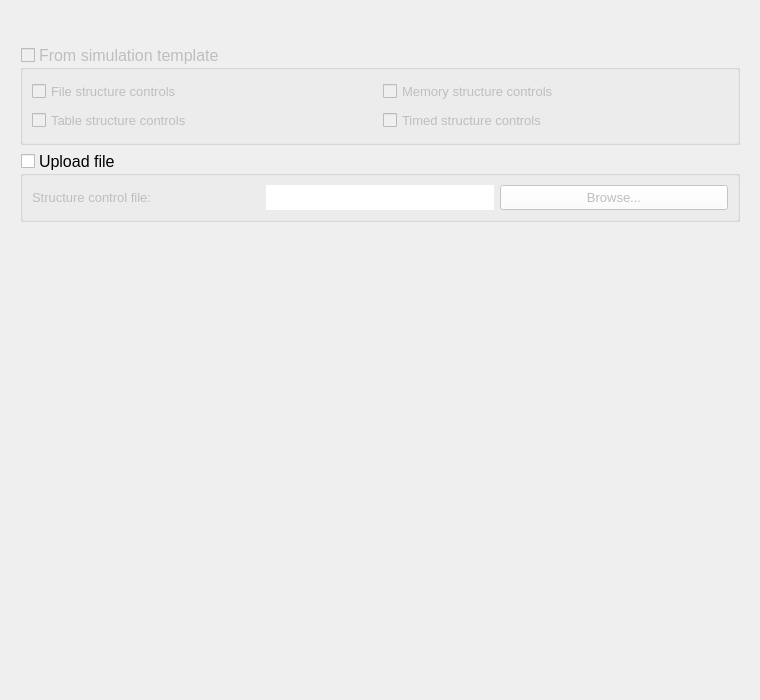
Old version of the form threedi_models_and_simulations/ui/simulation_wizard/page_structure_controls.ui in the repository nens/threedi-api-qgis-client.
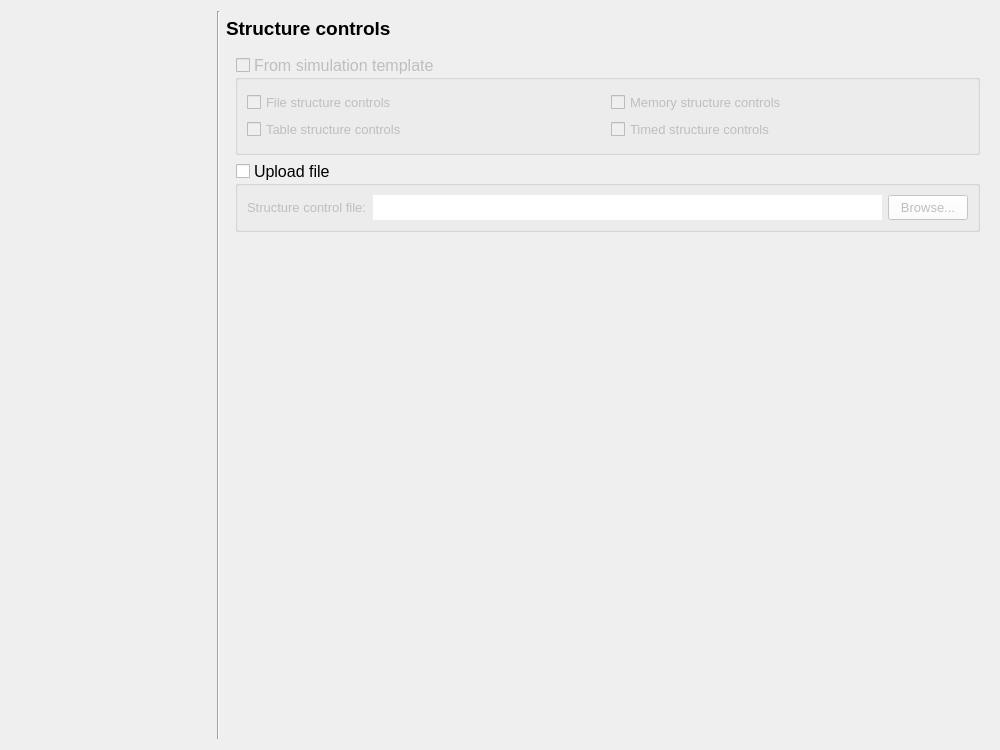
New version of the form.

Commit message:
Changed the way of showing progress of the simulation wizard. (#424)
* Changed the way of showing progress of the simulation wizard.

```diff
--- a/threedi_models_and_simulations/ui/simulation_wizard/page_structure_controls.ui
+++ b/threedi_models_and_simulations/ui/simulation_wizard/page_structure_controls.ui
@@ -6,14 +6,14 @@
    <rect>
     <x>0</x>
     <y>0</y>
-    <width>760</width>
-    <height>700</height>
+    <width>1000</width>
+    <height>750</height>
    </rect>
   </property>
   <property name="minimumSize">
    <size>
-    <width>720</width>
-    <height>700</height>
+    <width>0</width>
+    <height>0</height>
    </size>
   </property>
   <property name="palette">
@@ -62,43 +62,32 @@
    <string>Form</string>
   </property>
   <layout class="QGridLayout" name="gridLayout">
-   <item row="1" column="0">
-    <spacer name="verticalSpacer_2">
-     <property name="orientation">
-      <enum>Qt::Vertical</enum>
-     </property>
-     <property name="sizeType">
-      <enum>QSizePolicy::Fixed</enum>
-     </property>
-     <property name="sizeHint" stdset="0">
-      <size>
-       <width>20</width>
-       <height>25</height>
-      </size>
-     </property>
-    </spacer>
-   </item>
-   <item row="0" column="0" colspan="3">
-    <layout class="QVBoxLayout" name="svg_lout">
-     <property name="bottomMargin">
-      <number>0</number>
-     </property>
-    </layout>
-   </item>
-   <item row="2" column="0" colspan="3">
+   <item row="2" column="2">
     <widget class="QWidget" name="default_init_widget" native="true">
+     <property name="sizePolicy">
+      <sizepolicy hsizetype="Expanding" vsizetype="Preferred">
+       <horstretch>0</horstretch>
+       <verstretch>0</verstretch>
+      </sizepolicy>
+     </property>
      <property name="minimumSize">
       <size>
-       <width>700</width>
+       <width>0</width>
        <height>0</height>
       </size>
      </property>
      <layout class="QGridLayout" name="gridLayout_4">
-      <item row="0" column="0" colspan="2">
+      <item row="1" column="0" colspan="2">
        <widget class="QGroupBox" name="gb_from_template">
         <property name="enabled">
          <bool>false</bool>
         </property>
+        <property name="sizePolicy">
+         <sizepolicy hsizetype="Expanding" vsizetype="Preferred">
+          <horstretch>0</horstretch>
+          <verstretch>0</verstretch>
+         </sizepolicy>
+        </property>
         <property name="minimumSize">
          <size>
           <width>0</width>
@@ -122,47 +111,21 @@
         </property>
         <layout class="QGridLayout" name="gridLayout_7">
          <item row="0" column="0">
-          <layout class="QHBoxLayout" name="horizontalLayout_4">
-           <item>
-            <widget class="QCheckBox" name="cb_file_sc">
-             <property name="minimumSize">
-              <size>
-               <width>14</width>
-               <height>14</height>
-              </size>
-             </property>
-             <property name="maximumSize">
-              <size>
-               <width>16777215</width>
-               <height>16777215</height>
-              </size>
-             </property>
-             <property name="font">
-              <font>
-               <family>Segoe UI</family>
-               <pointsize>10</pointsize>
-              </font>
-             </property>
-             <property name="layoutDirection">
-              <enum>Qt::LeftToRight</enum>
-             </property>
-             <property name="text">
-              <string>File structure controls</string>
-             </property>
-             <property name="checked">
-              <bool>false</bool>
-             </property>
-            </widget>
-           </item>
-          </layout>
-         </item>
+          <layout class="QGridLayout" name="gridLayout_3">
+           <property name="bottomMargin">
+            <number>0</number>
+           </property>
          <item row="0" column="1">
-          <layout class="QHBoxLayout" name="horizontalLayout_5">
-           <item>
             <widget class="QCheckBox" name="cb_memory_sc">
+             <property name="sizePolicy">
+              <sizepolicy hsizetype="MinimumExpanding" vsizetype="Fixed">
+               <horstretch>0</horstretch>
+               <verstretch>0</verstretch>
+              </sizepolicy>
+             </property>
              <property name="minimumSize">
               <size>
-               <width>14</width>
+               <width>0</width>
                <height>14</height>
               </size>
              </property>
@@ -192,15 +155,17 @@
              </property>
             </widget>
            </item>
-          </layout>
-         </item>
          <item row="1" column="0">
-          <layout class="QHBoxLayout" name="horizontalLayout_6">
-           <item>
             <widget class="QCheckBox" name="cb_table_sc">
+             <property name="sizePolicy">
+              <sizepolicy hsizetype="MinimumExpanding" vsizetype="Fixed">
+               <horstretch>0</horstretch>
+               <verstretch>0</verstretch>
+              </sizepolicy>
+             </property>
              <property name="minimumSize">
               <size>
-               <width>14</width>
+               <width>0</width>
                <height>14</height>
               </size>
              </property>
@@ -227,15 +192,17 @@
              </property>
             </widget>
            </item>
-          </layout>
-         </item>
          <item row="1" column="1">
-          <layout class="QHBoxLayout" name="horizontalLayout_7">
-           <item>
             <widget class="QCheckBox" name="cb_timed_sc">
+             <property name="sizePolicy">
+              <sizepolicy hsizetype="MinimumExpanding" vsizetype="Fixed">
+               <horstretch>0</horstretch>
+               <verstretch>0</verstretch>
+              </sizepolicy>
+             </property>
              <property name="minimumSize">
               <size>
-               <width>14</width>
+               <width>0</width>
                <height>14</height>
               </size>
              </property>
@@ -262,26 +229,63 @@
              </property>
             </widget>
            </item>
+           <item row="0" column="0">
+            <widget class="QCheckBox" name="cb_file_sc">
+             <property name="sizePolicy">
+              <sizepolicy hsizetype="Preferred" vsizetype="Fixed">
+               <horstretch>0</horstretch>
+               <verstretch>0</verstretch>
+              </sizepolicy>
+             </property>
+             <property name="minimumSize">
+              <size>
+               <width>0</width>
+               <height>14</height>
+              </size>
+             </property>
+             <property name="maximumSize">
+              <size>
+               <width>16777215</width>
+               <height>16777215</height>
+              </size>
+             </property>
+             <property name="font">
+              <font>
+               <family>Segoe UI</family>
+               <pointsize>10</pointsize>
+              </font>
+             </property>
+             <property name="layoutDirection">
+              <enum>Qt::LeftToRight</enum>
+             </property>
+             <property name="text">
+              <string>File structure controls</string>
+             </property>
+             <property name="checked">
+              <bool>false</bool>
+             </property>
+            </widget>
+           </item>
           </layout>
          </item>
         </layout>
        </widget>
       </item>
-      <item row="2" column="0" colspan="2">
+      <item row="3" column="0" colspan="2">
        <widget class="QGroupBox" name="gb_upload_file">
         <property name="enabled">
          <bool>true</bool>
         </property>
         <property name="sizePolicy">
-         <sizepolicy hsizetype="Preferred" vsizetype="Minimum">
+         <sizepolicy hsizetype="Expanding" vsizetype="Minimum">
           <horstretch>0</horstretch>
           <verstretch>0</verstretch>
          </sizepolicy>
         </property>
         <property name="minimumSize">
          <size>
-          <width>680</width>
-          <height>50</height>
+          <width>0</width>
+          <height>0</height>
          </size>
         </property>
         <property name="font">
@@ -300,43 +304,20 @@
          <bool>false</bool>
         </property>
         <layout class="QGridLayout" name="gridLayout_2">
-         <item row="0" column="2">
-          <widget class="QPushButton" name="pb_upload_file_sc">
-           <property name="sizePolicy">
-            <sizepolicy hsizetype="Minimum" vsizetype="Preferred">
-             <horstretch>0</horstretch>
-             <verstretch>0</verstretch>
-            </sizepolicy>
+         <item row="0" column="0">
+          <layout class="QGridLayout" name="gridLayout_5">
+           <property name="leftMargin">
+            <number>0</number>
            </property>
-           <property name="minimumSize">
-            <size>
-             <width>100</width>
-             <height>25</height>
-            </size>
+           <property name="bottomMargin">
+            <number>0</number>
            </property>
-           <property name="maximumSize">
-            <size>
-             <width>16777215</width>
-             <height>16777215</height>
-            </size>
-           </property>
-           <property name="font">
-            <font>
-             <family>Segoe UI</family>
-             <pointsize>10</pointsize>
-            </font>
-           </property>
-           <property name="text">
-            <string>Browse...</string>
-           </property>
-          </widget>
-         </item>
          <item row="0" column="0">
           <widget class="QLabel" name="label">
            <property name="minimumSize">
             <size>
-             <width>150</width>
-             <height>20</height>
+               <width>0</width>
+               <height>25</height>
             </size>
            </property>
            <property name="maximumSize">
@@ -362,14 +343,14 @@
             <bool>false</bool>
            </property>
            <property name="sizePolicy">
-            <sizepolicy hsizetype="Preferred" vsizetype="Preferred">
+              <sizepolicy hsizetype="MinimumExpanding" vsizetype="Preferred">
              <horstretch>0</horstretch>
              <verstretch>0</verstretch>
             </sizepolicy>
            </property>
            <property name="minimumSize">
             <size>
-             <width>225</width>
+               <width>0</width>
              <height>25</height>
             </size>
            </property>
@@ -396,13 +377,111 @@
            </property>
           </widget>
          </item>
-        </layout>
+           <item row="0" column="2">
+            <widget class="QPushButton" name="pb_upload_file_sc">
+             <property name="sizePolicy">
+              <sizepolicy hsizetype="Minimum" vsizetype="Preferred">
+               <horstretch>0</horstretch>
+               <verstretch>0</verstretch>
+              </sizepolicy>
+             </property>
+             <property name="minimumSize">
+              <size>
+               <width>0</width>
+               <height>25</height>
+              </size>
+             </property>
+             <property name="maximumSize">
+              <size>
+               <width>16777215</width>
+               <height>16777215</height>
+              </size>
+             </property>
+             <property name="font">
+              <font>
+               <family>Segoe UI</family>
+               <pointsize>10</pointsize>
+              </font>
+             </property>
+             <property name="text">
+              <string>Browse...</string>
+             </property>
+            </widget>
+           </item>
+          </layout>
+         </item>
+        </layout>
        </widget>
       </item>
      </layout>
     </widget>
    </item>
-   <item row="5" column="1">
+   <item row="1" column="2">
+    <widget class="QLabel" name="label_3">
+     <property name="font">
+      <font>
+       <family>Segoe UI</family>
+       <pointsize>14</pointsize>
+       <weight>75</weight>
+       <bold>true</bold>
+       <underline>false</underline>
+      </font>
+     </property>
+     <property name="text">
+      <string>Structure controls</string>
+     </property>
+    </widget>
+   </item>
+   <item row="0" column="1" rowspan="5">
+    <widget class="Line" name="line_2">
+     <property name="sizePolicy">
+      <sizepolicy hsizetype="Fixed" vsizetype="Expanding">
+       <horstretch>0</horstretch>
+       <verstretch>0</verstretch>
+      </sizepolicy>
+     </property>
+     <property name="orientation">
+      <enum>Qt::Vertical</enum>
+     </property>
+    </widget>
+   </item>
+   <item row="4" column="2">
+    <spacer name="horizontalSpacer">
+     <property name="orientation">
+      <enum>Qt::Horizontal</enum>
+     </property>
+     <property name="sizeHint" stdset="0">
+      <size>
+       <width>40</width>
+       <height>20</height>
+      </size>
+     </property>
+    </spacer>
+   </item>
+   <item row="0" column="0" rowspan="5">
+    <widget class="QWidget" name="wizard_steps_widget" native="true">
+     <property name="sizePolicy">
+      <sizepolicy hsizetype="Preferred" vsizetype="Expanding">
+       <horstretch>0</horstretch>
+       <verstretch>0</verstretch>
+      </sizepolicy>
+     </property>
+     <property name="minimumSize">
+      <size>
+       <width>200</width>
+       <height>0</height>
+      </size>
+     </property>
+     <property name="maximumSize">
+      <size>
+       <width>200</width>
+       <height>16777215</height>
+      </size>
+     </property>
+     <layout class="QVBoxLayout" name="verticalLayout_2"/>
+    </widget>
+   </item>
+   <item row="3" column="2">
     <spacer name="verticalSpacer">
      <property name="orientation">
       <enum>Qt::Vertical</enum>
```
Lines whose indentation alone changed are shown as unchanged. The commit also changes 21 other files.
